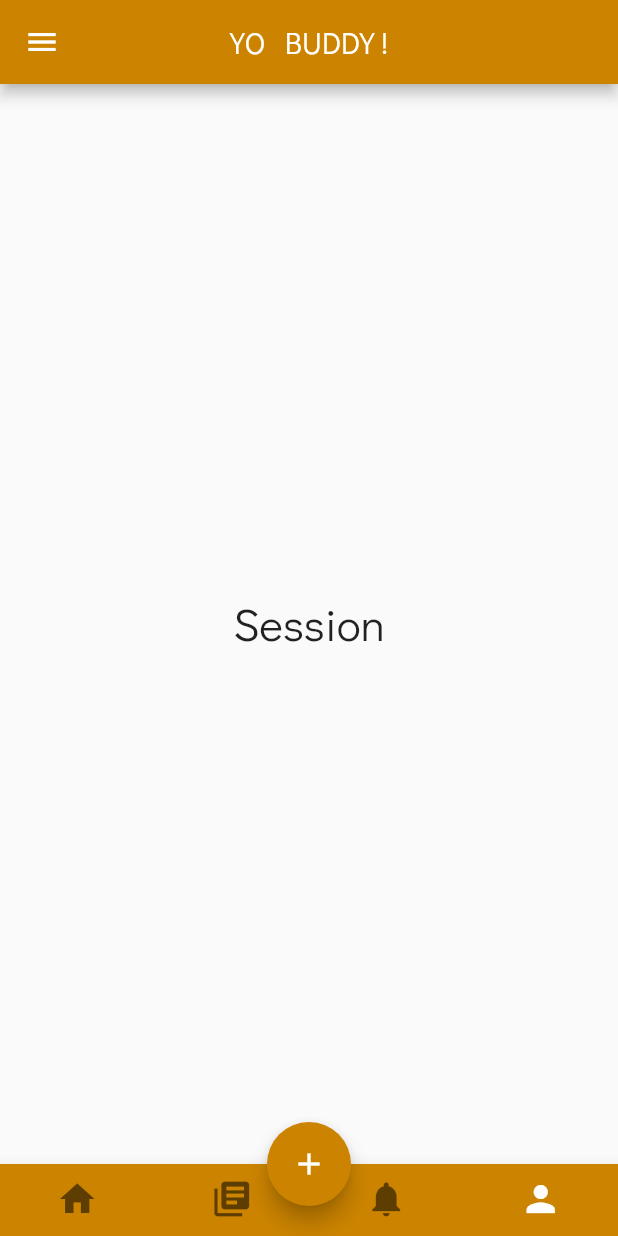
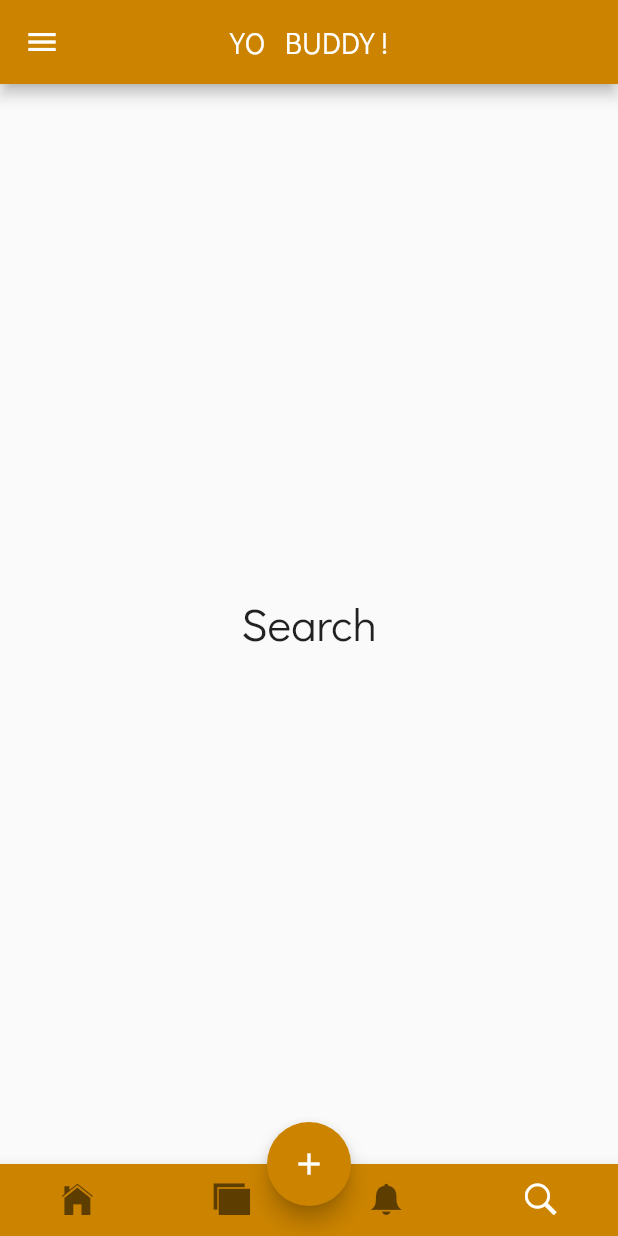
Before and after one commit to irchriscott/Yo-Buddy-App, a Flutter app: the TabsPage screen opened directly, item 4 of the bottom bar chosen, on a phone screen of 412 x 824 dp. Run offline on Flutter 3.47's test engine with Material 2 defaults, Android fonts, the phone set to English and light mode, and no system bars; our stand-ins replace shared_preferences, sqflite; missing offline and left inert: flutter_html_view; accounts and stored records are empty; network calls fail.

Commit message:
changing ions

```diff
--- a/lib/UI/item.dart
+++ b/lib/UI/item.dart
@@ -155,7 +155,7 @@ class _ItemPageState extends State<ItemPage>{
                                                 Container(
                                                     child: IconButton(
                                                         onPressed: () => this.likeItem(),
-                                                        icon: (this.isLiked == true) ? Icon(Icons.favorite, color: Colors.red) : Icon(Icons.favorite_border),
+                                                        icon: (this.isLiked == true) ? Icon(IconData(0xf443, fontFamily: 'ionicon'), color: Colors.red) : Icon(IconData(0xf442, fontFamily: 'ionicon')),
                                                         iconSize: 35.0,
                                                         color: Color(0xFF333333),
                                                     )
--- a/lib/pages/session.dart
+++ b/lib/pages/search.dart
@@ -1,15 +1,15 @@
 import 'package:flutter/material.dart';
 
-class SessionPage extends StatefulWidget {
-    SessionPage({Key key, this.title}) : super(key: key);
+class SearchPage extends StatefulWidget {
+    SearchPage({Key key, this.title}) : super(key: key);
 
     final String title;
 
     @override
-    _SessionPageState createState() => new _SessionPageState();
+    _SearchPageState createState() => new _SearchPageState();
 }
 
-class _SessionPageState extends State<SessionPage> {
+class _SearchPageState extends State<SearchPage> {
 
   @override
   Widget build(BuildContext context) {
@@ -17,7 +17,7 @@ class _SessionPageState extends State<SessionPage> {
     return new Scaffold(
         body: Center(
             child: Text(
-                "Session",
+                "Search",
                 style: TextStyle(
                     fontSize: 30.0
                 ),
--- a/lib/pages/tabs.dart
+++ b/lib/pages/tabs.dart
@@ -3,7 +3,7 @@ import '../UI/drawer_content.dart';
 import 'home.dart';
 import 'categories.dart';
 import 'notifications.dart';
-import 'session.dart';
+import 'search.dart';
 
 class TabsPage extends StatefulWidget{
 
@@ -56,7 +56,7 @@ class _TabsPageState extends State<TabsPage> with SingleTickerProviderStateMixin
                     HomePage(title: this.title),
                     CategoriesPage(title: this.title),
                     NotificationPage(title: this.title),
-                    SessionPage(title: this.title)
+                    SearchPage(title: this.title)
                 ],
                 controller: _tabController,
             ),
@@ -72,25 +72,25 @@ class _TabsPageState extends State<TabsPage> with SingleTickerProviderStateMixin
                         tabs: <Widget>[
                             Tab(
                                 icon: Icon(
-                                    Icons.home,
+                                    IconData(0xf448, fontFamily: 'ionicon'),
                                     size: 28.0
                                 )
                             ),
                             Tab(
                                 icon: Icon(
-                                    Icons.library_books,
+                                    IconData(0xf482, fontFamily: 'ionicon'),
                                     size: 28.0
                                 )
                             ),
                             Tab(
                                 icon: Icon(
-                                    Icons.notifications,
+                                    IconData(0xf3e2, fontFamily: 'ionicon'),
                                     size: 28.0
                                 )
                             ),
                             Tab(
                                 icon: Icon(
-                                    Icons.person,
+                                    IconData(0xf4a4, fontFamily: 'ionicon'),
                                     size: 28.0
                                 )
                             )
```
Also changed, not shown: lib/UI/drawer_content.dart (+4 -4 lines), lib/pages/single_item.dart (+8 -5 lines), lib/UI/image_viewer.dart (added).
